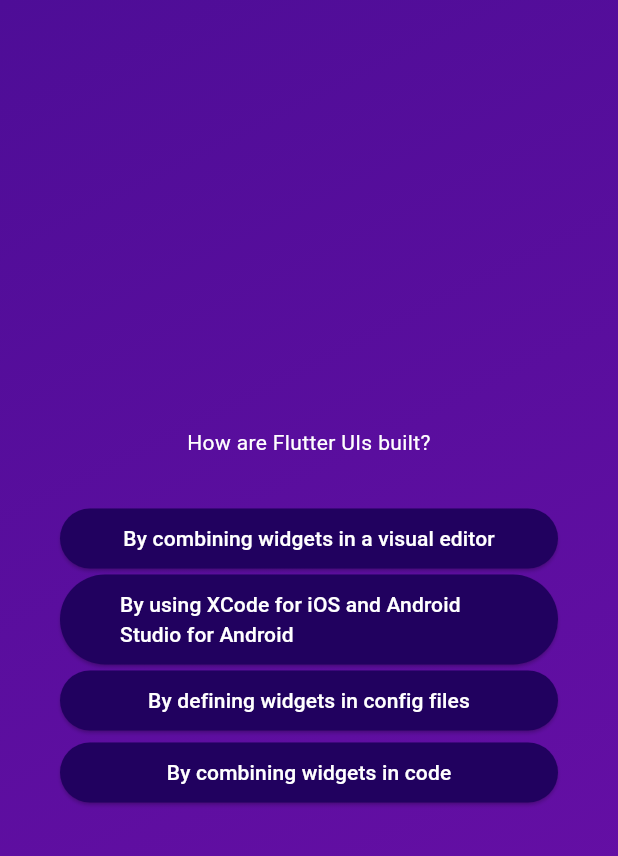
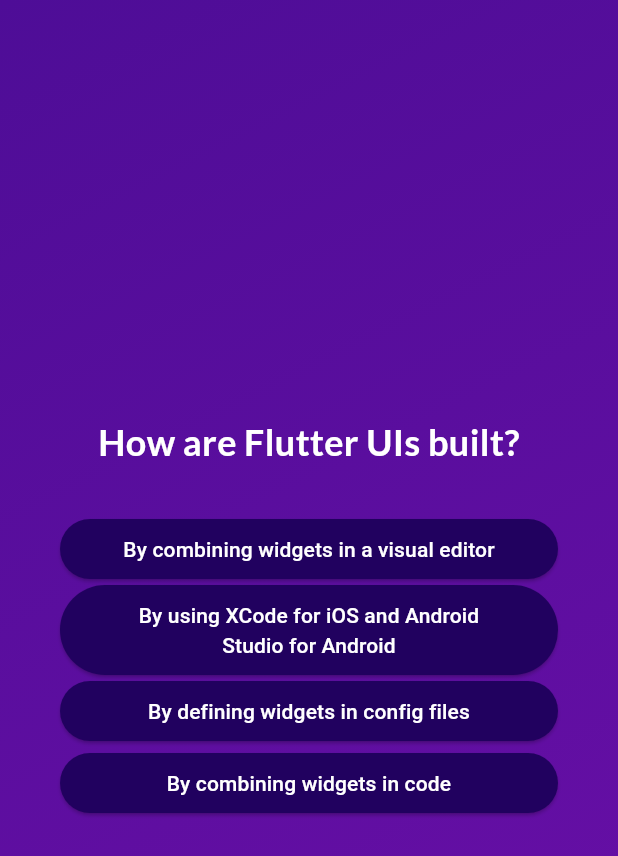
Before and after one commit to Ozy2022/Quiz-App, a Flutter app: the screen it shows after launch, after a tap on "Start Quiz", after a tap on "Components", on a phone screen of 412 x 824 dp. Shown: the top 856 px of the screen. Run offline on Flutter 3.47's test engine with Material 3 defaults, Android fonts, the phone set to English and light mode, and no system bars; our stand-ins replace google_fonts.

Commit message:
Passing data via Functions across widgets, installing google font, fixing question-screen errors so when the questions done will disply the Q screen again and again

```diff
--- a/lib/answer-buttton.dart
+++ b/lib/answer-buttton.dart
@@ -23,7 +23,10 @@ class AnswerButton extends StatelessWidget {
           borderRadius: BorderRadius.circular(40),
         ),
       ),
-      child: Text(answerText),
+      child: Text(
+        answerText,
+        textAlign: TextAlign.center,
+      ),
     );
   }
 }
--- a/lib/questions_screen.dart
+++ b/lib/questions_screen.dart
@@ -1,9 +1,16 @@
 import 'package:adv_basic/answer-buttton.dart';
 import 'package:flutter/material.dart';
 import 'package:adv_basic/data/questions.dart';
+import 'package:google_fonts/google_fonts.dart';
 
 class QuestionsScreen extends StatefulWidget {
-  const QuestionsScreen({super.key});
+  const QuestionsScreen({
+    super.key,
+    required this.onSelectedAnswer,
+  });
+
+  final void Function(String answer) onSelectedAnswer;
+
   @override
   State<QuestionsScreen> createState() {
     return _QuestionsScreenState();
@@ -13,7 +20,8 @@ class QuestionsScreen extends StatefulWidget {
 class _QuestionsScreenState extends State<QuestionsScreen> {
   var currentQuestionIndex = 0;
 
-  void answerQuestion() {
+  void answerQuestion(String selcetedAnswers) {
+    widget.onSelectedAnswer(selcetedAnswers);
     setState(() {
       currentQuestionIndex++;
     });
@@ -33,8 +41,10 @@ class _QuestionsScreenState extends State<QuestionsScreen> {
           children: [
             Text(
               currentQuestion.text,
-              style: const TextStyle(
+              style: GoogleFonts.lato(
                 color: Colors.white,
+                fontSize: 24,
+                fontWeight: FontWeight.bold,
               ),
               textAlign: TextAlign.center,
             ),
@@ -42,7 +52,9 @@ class _QuestionsScreenState extends State<QuestionsScreen> {
             ...currentQuestion.getShuffledAnswers().map((answer) {
               return AnswerButton(
                 answerText: answer,
-                onTap: answerQuestion,
+                onTap: () {
+                  answerQuestion(answer);
+                },
               );
             }),
           ],
--- a/lib/quize.dart
+++ b/lib/quize.dart
@@ -1,3 +1,4 @@
+import 'package:adv_basic/data/questions.dart';
 import 'package:adv_basic/questions_screen.dart';
 import 'package:flutter/material.dart';
 import 'package:adv_basic/start_screen.dart';
@@ -12,6 +13,8 @@ class Quiz extends StatefulWidget {
 }
 
 class _QuizState extends State<Quiz> {
+  //can't reassign it only edit it with a final
+  List<String> selcetedAnswers = [];
   var activeScreen = 'start-screen';
 
   void switchScreen() {
@@ -20,11 +23,24 @@ class _QuizState extends State<Quiz> {
     });
   }
 
+  void chooseAnswers(String answer) {
+    selcetedAnswers.add(answer);
+
+    if (selcetedAnswers.length == questions.length) {
+      setState(() {
+        selcetedAnswers = [];
+        activeScreen = "start-screen";
+      });
+    }
+  }
+
   @override
   Widget build(context) {
     Widget screenWidget = StartScreen(switchScreen);
     if (activeScreen == 'questions-screen') {
-      screenWidget = const QuestionsScreen();
+      screenWidget = QuestionsScreen(
+        onSelectedAnswer: chooseAnswers,
+      );
     }
 
     return MaterialApp(
@@ -46,3 +62,18 @@ class _QuizState extends State<Quiz> {
     );
   }
 }
+
+/*
+
+#Passing Data via Functions Across Widgets
+
+1- final numbers = [1,2,3]; => create & stores a list object in memory
+
+2- numbers = [4. 5. 6]; => Tries to create a new list object and assign it to
+   the variable note that does not work when using final!
+
+3- numbers.add(4); => back to step1 wich Reaches out
+   to exiting value in memory and edits
+   internal data structure data.
+
+ */
--- a/lib/start_screen.dart
+++ b/lib/start_screen.dart
@@ -1,4 +1,5 @@
 import 'package:flutter/material.dart';
+import 'package:google_fonts/google_fonts.dart';
 
 class StartScreen extends StatelessWidget {
   const StartScreen(this.startQuiz, {super.key});
@@ -16,8 +17,8 @@ class StartScreen extends StatelessWidget {
           const SizedBox(height: 80),
           Text(
             'Learn Flutter the fun way!',
-            style: TextStyle(
-              color: Color.fromARGB(255, 237, 223, 252),
+            style: GoogleFonts.lato(
+              color: const Color.fromARGB(255, 237, 223, 252),
               fontSize: 24,
             ),
           ),
--- a/pubspec.yaml
+++ b/pubspec.yaml
@@ -34,6 +34,7 @@ dependencies:
   # The following adds the Cupertino Icons font to your application.
   # Use with the CupertinoIcons class for iOS style icons.
   cupertino_icons: ^1.0.8
+  google_fonts: ^6.2.1
 
 dev_dependencies:
   flutter_test:
```
Also changed, not shown: pubspec.lock, 1 other file.
